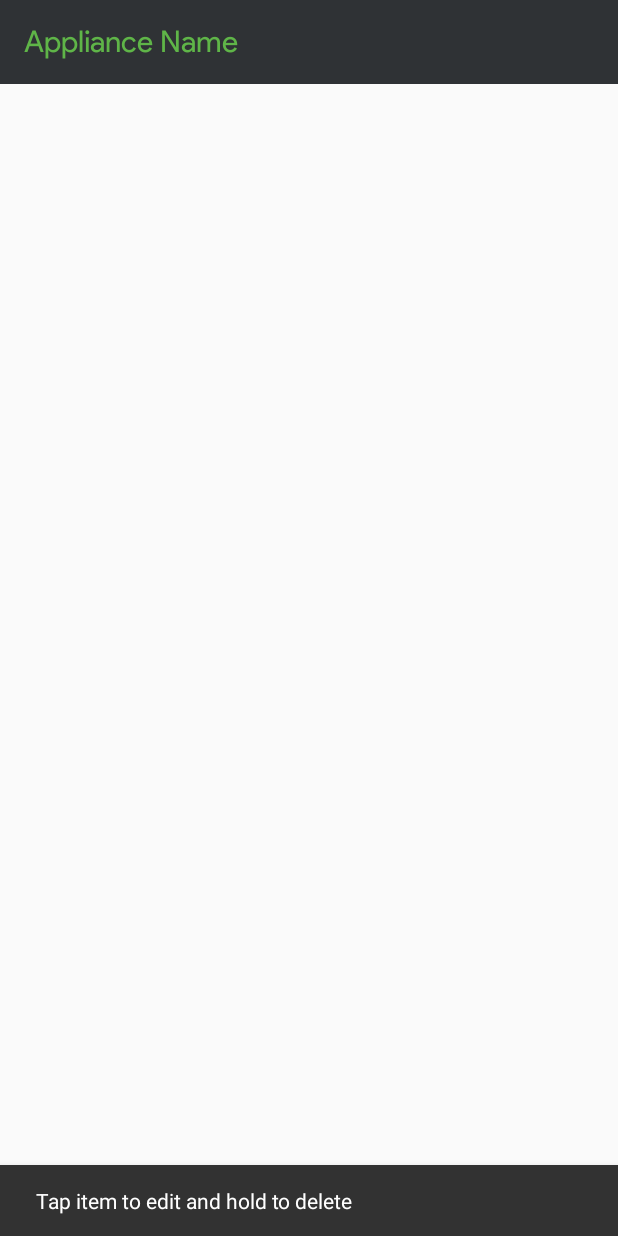
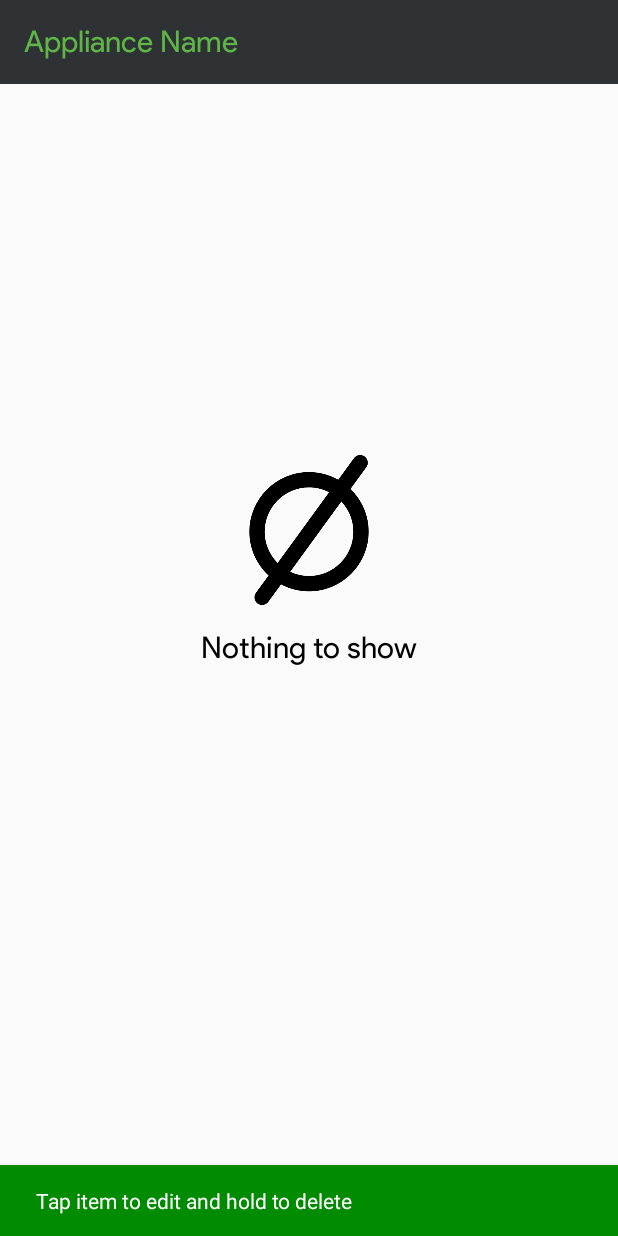
Before and after one commit to udayvig/EazypgOwner, an Android app: the ApplianceDetailsActivity screen opened directly, with no data from a screen before it, on a phone screen of 412 x 824 dp. Run offline under Robolectric (Android 15) with nearby library versions, the phone set to English and light mode, and no system bars; our stand-ins replace Firebase (no records; nobody signed in at launch, a user with empty details on screens opened directly); 1 statement that could not run was skipped.

Commit message:
17-07-2018

```diff
--- a/app/src/main/java/com/example/EazyPG/owner/Activities/ApplianceDetailsActivity.java
+++ b/app/src/main/java/com/example/EazyPG/owner/Activities/ApplianceDetailsActivity.java
@@ -1,8 +1,10 @@
 package com.example.EazyPG.owner.Activities;
 
+import android.content.Context;
 import android.content.Intent;
 import android.support.annotation.NonNull;
 import android.support.design.widget.Snackbar;
+import android.support.v4.content.ContextCompat;
 import android.support.v7.app.AppCompatActivity;
 import android.os.Bundle;
 import android.support.v7.widget.Toolbar;
@@ -87,6 +89,9 @@ public class ApplianceDetailsActivity extends AppCompatActivity {
 
     Snackbar snackbar;
     View view;
+    View emptyList;
+    private Intent intent;
+    private String message;
 
     @Override
     protected void onCreate(Bundle savedInstanceState) {
@@ -100,9 +105,14 @@ public class ApplianceDetailsActivity extends AppCompatActivity {
         TextView toolbarTitle = findViewById(R.id.toolbarText);
 
         listView = findViewById(R.id.listView);
+        emptyList = findViewById(R.id.emptyList);
+        listView.setEmptyView(emptyList);
+
         view = findViewById(R.id.applianceNameLayout);
 
         snackbar = Snackbar.make(view, "Tap item to edit and hold to delete", Snackbar.LENGTH_LONG);
+        View snackbarView = snackbar.getView();
+        snackbarView.setBackgroundColor(ContextCompat.getColor(ApplianceDetailsActivity.this, R.color.DarkGreen));
         snackbar.show();
 
         acList = new ArrayList<>();
--- a/app/src/main/res/layout/activity_appliance_details.xml
+++ b/app/src/main/res/layout/activity_appliance_details.xml
@@ -43,6 +43,52 @@
         app:layout_constraintStart_toStartOf="parent"
         app:layout_constraintTop_toBottomOf="@+id/detailToolbar">
 
+        <android.support.constraint.ConstraintLayout
+            android:id="@+id/emptyList"
+            android:layout_width="match_parent"
+            android:layout_height="match_parent"
+            android:layout_marginBottom="8dp"
+            android:layout_marginEnd="8dp"
+            android:layout_marginStart="8dp"
+            android:layout_marginTop="8dp"
+            app:layout_constraintBottom_toBottomOf="parent"
+            app:layout_constraintEnd_toEndOf="parent"
+            app:layout_constraintStart_toStartOf="parent"
+            app:layout_constraintTop_toTopOf="parent">
+
+            <ImageView
+                android:id="@+id/imageView"
+                android:layout_width="100dp"
+                android:layout_height="100dp"
+                android:layout_gravity="center"
+                android:layout_marginBottom="8dp"
+                android:layout_marginEnd="8dp"
+                android:layout_marginStart="8dp"
+                android:layout_marginTop="8dp"
+                android:src="@drawable/nothingtoshow"
+                app:layout_constraintBottom_toBottomOf="parent"
+                app:layout_constraintEnd_toEndOf="parent"
+                app:layout_constraintStart_toStartOf="parent"
+                app:layout_constraintTop_toTopOf="parent" />
+
+            <TextView
+                android:layout_width="wrap_content"
+                android:layout_height="wrap_content"
+                android:layout_gravity="center_horizontal"
+                android:layout_marginEnd="8dp"
+                android:layout_marginStart="8dp"
+                android:layout_marginTop="16dp"
+                android:fontFamily="@font/productsans"
+                android:text="Nothing to show"
+                android:textColor="#000000"
+                android:textSize="20dp"
+                app:layout_constraintEnd_toEndOf="parent"
+                app:layout_constraintStart_toStartOf="parent"
+                app:layout_constraintTop_toBottomOf="@+id/imageView" />
+
+
+        </android.support.constraint.ConstraintLayout>
+
 
         <ListView
             android:id="@+id/listView"
@@ -52,8 +98,10 @@
             android:padding="1dp"
             app:layout_constraintBottom_toBottomOf="parent"
             app:layout_constraintEnd_toEndOf="parent"
+            app:layout_constraintHorizontal_bias="0.0"
             app:layout_constraintStart_toStartOf="parent"
-            app:layout_constraintTop_toTopOf="parent">
+            app:layout_constraintTop_toTopOf="parent"
+            app:layout_constraintVertical_bias="0.0">
 
         </ListView>
     </android.support.constraint.ConstraintLayout>
--- a/app/src/main/res/values/colors.xml
+++ b/app/src/main/res/values/colors.xml
@@ -3,4 +3,5 @@
     <color name="colorPrimary">#64b5f6</color>
     <color name="colorPrimaryDark">#2f3235</color>
     <color name="colorAccent">#43a047</color>
+    <color name="DarkGreen">#008b00</color>
 </resources>
```
Also changed, not shown: app/src/main/res/drawable/nothingtoshow.png (added).
